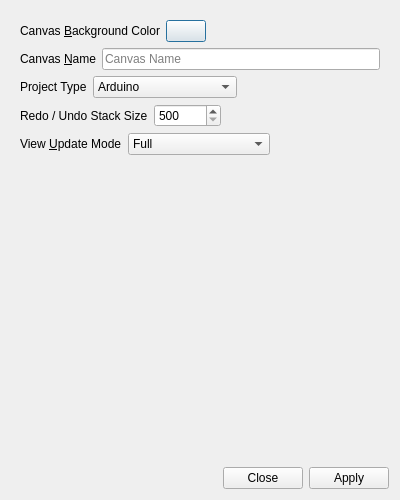
This is UI/glitch-canvas-settings.ui in textbrowser/glitch as Qt 5 draws it before an edit. The edited form follows.
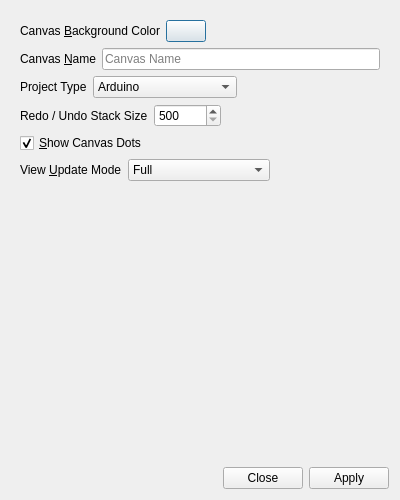
This is the edited form. Icons and pictures are not drawn.

```diff
--- a/UI/glitch-canvas-settings.ui
+++ b/UI/glitch-canvas-settings.ui
@@ -31,8 +31,8 @@
        <rect>
         <x>0</x>
         <y>0</y>
-        <width>388</width>
-        <height>448</height>
+        <width>382</width>
+        <height>451</height>
        </rect>
       </property>
       <layout class="QVBoxLayout" name="verticalLayout_2">
@@ -179,6 +179,16 @@
          </item>
         </layout>
        </item>
+       <item>
+        <widget class="QCheckBox" name="show_canvas_dots">
+         <property name="text">
+          <string>&amp;Show Canvas Dots</string>
+         </property>
+         <property name="checked">
+          <bool>true</bool>
+         </property>
+        </widget>
+       </item>
        <item>
         <layout class="QHBoxLayout" name="horizontalLayout">
          <item>
```
Left out of the diff: 1 changed line with no effect on the pictures.
